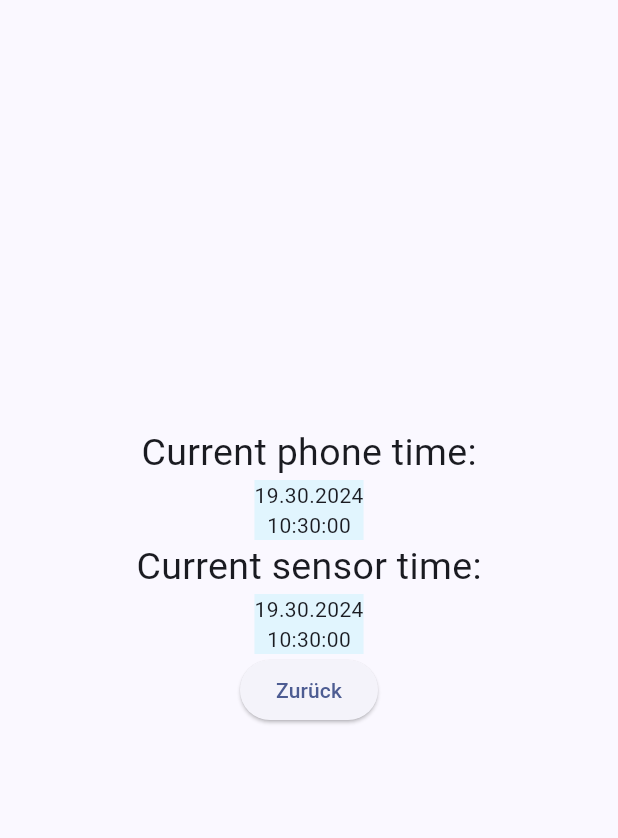
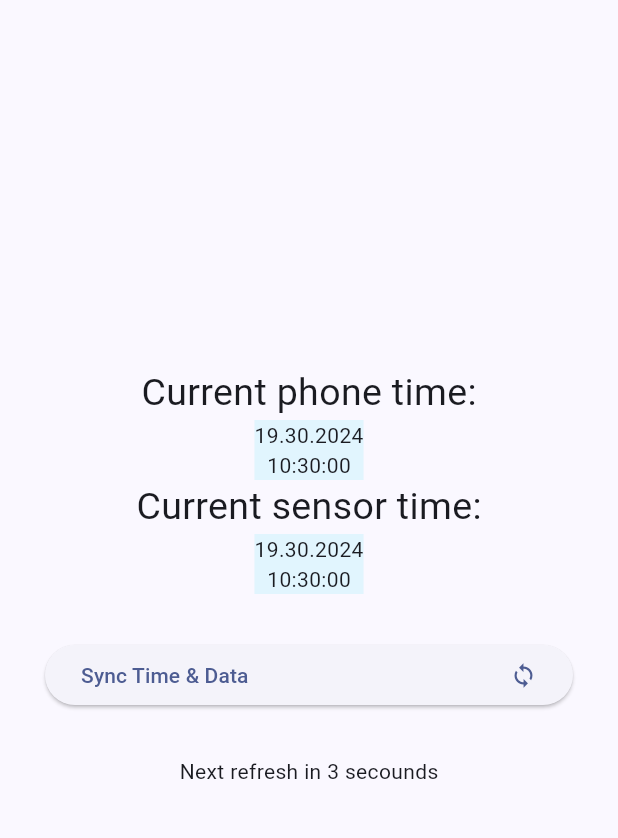
Before and after one commit to BogyMitutoyoCTL/BOGY-App-2024-03, a Flutter app: the sync_time screen opened directly, on a phone screen of 412 x 824 dp, the part 84-922 px from its top. Run offline on Flutter 3.47's test engine with Material 3 defaults, Android fonts, the phone set to English and light mode, and no system bars; drawn by our look-alikes of timer_count_down; generated files the repository leaves out were written again; project files that could hold a hidden picture were left out.

Commit message:
Sync Time Countdown

```diff
--- a/bluetemp/lib/sync_time.dart
+++ b/bluetemp/lib/sync_time.dart
@@ -1,6 +1,8 @@
 import 'package:flutter/material.dart';
 import 'package:flutter_gen/gen_l10n/app_localizations.dart';
 import 'package:intl/intl.dart';
+import 'package:timer_count_down/timer_controller.dart';
+import 'package:timer_count_down/timer_count_down.dart';
 
 class sync_time extends StatefulWidget {
   const sync_time({super.key});
@@ -10,7 +12,11 @@ class sync_time extends StatefulWidget {
 }
 
 class _sync_timeState extends State<sync_time> {
+  final CountdownController _controller =
+      new CountdownController(autoStart: true);
   DateTime now = DateTime.now();
+  var dayformatted = DateFormat('dd.mm.yyyy').format(DateTime.now());
+  var hourformatted = DateFormat('hh:mm:ss').format(DateTime.now());
   @override
   Widget build(BuildContext context) {
     return Scaffold(
@@ -31,8 +37,8 @@ class _sync_timeState extends State<sync_time> {
             color: Colors.lightBlue[50],
             child: Column(
               children: [
-                Text("${DateFormat('dd.mm.yyyy').format(now)}"),
-                Text("${DateFormat('kk:mm:ss').format(now)}"),
+                Text(dayformatted),
+                Text(hourformatted),
               ],
             ),
           ),
@@ -55,7 +61,23 @@ class _sync_timeState extends State<sync_time> {
               ],
             ),
           ),
-          ElevatedButton(onPressed: goBack, child: Text("Zurück"))
+          Padding(
+            padding: const EdgeInsets.all(30.0),
+            child: ElevatedButton(
+                onPressed: sync_time_data,
+                child: Row(
+                  mainAxisAlignment: MainAxisAlignment.spaceBetween,
+                  children: [Text("Sync Time & Data"), Icon(Icons.sync)],
+                )),
+          ),
+          Countdown(
+            controller: _controller,
+            seconds: 3,
+            build: (BuildContext context, double time) =>
+                Text("Next refresh in ${time.toInt()} secounds"),
+            interval: Duration(milliseconds: 1000),
+            onFinished: timer_end,
+          ),
         ],
       ),
     );
@@ -64,4 +86,15 @@ class _sync_timeState extends State<sync_time> {
   void goBack() {
     Navigator.of(context).pop();
   }
+
+  void sync_time_data() {
+    //TODO: Implement Sync Time fetaure
+    _controller.restart();
+  }
+
+  timer_end() {
+    setState(() {});
+
+    _controller.restart();
+  }
 }
```
